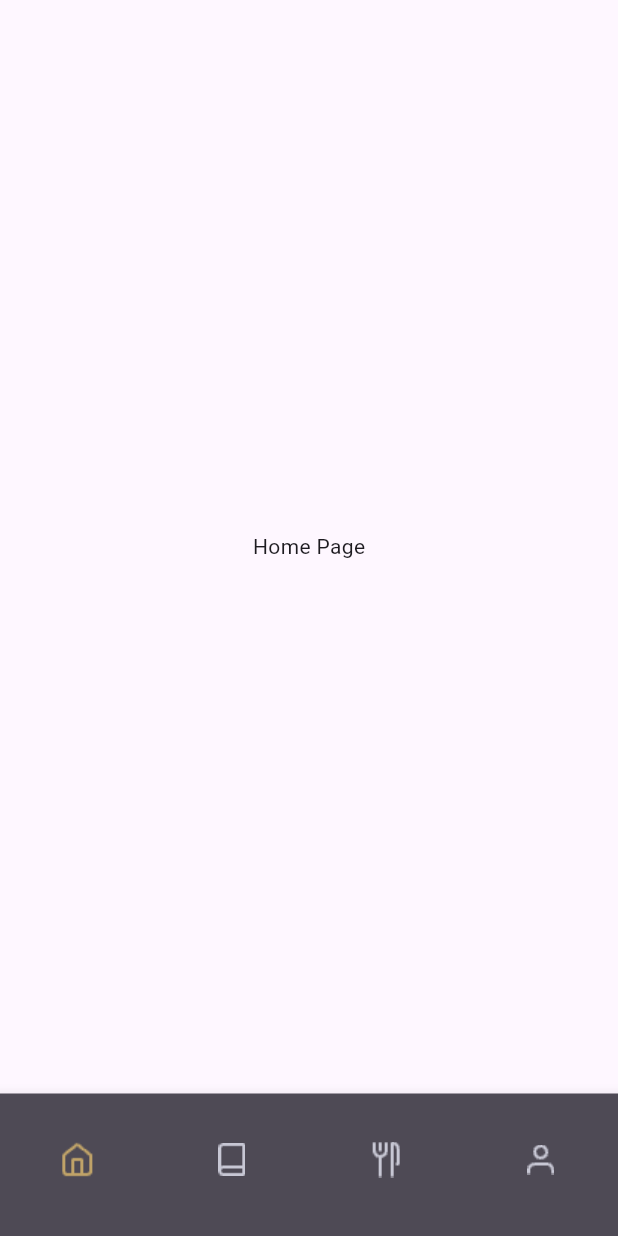
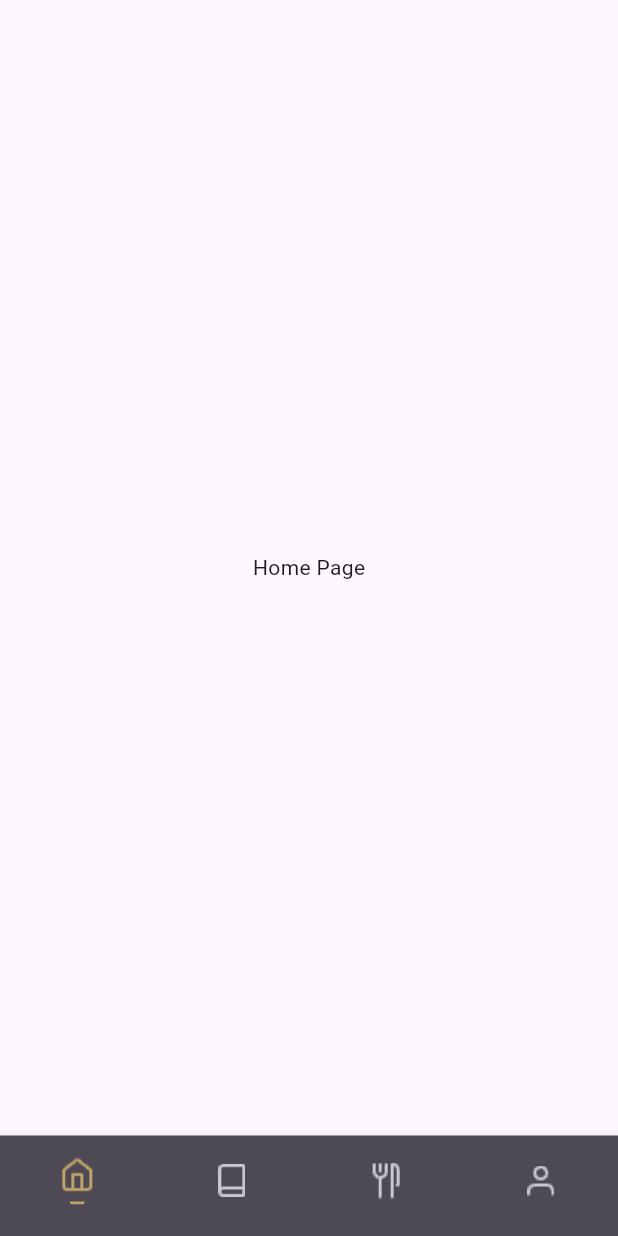
Before and after one commit to 1932707878/study_sheek_food_ios, a Flutter app: the screen it shows after launch, on a phone screen of 412 x 824 dp. Run offline on Flutter 3.47's test engine with Material 3 defaults, Android fonts, the phone set to English and light mode, and no system bars.

Commit message:
navigationbar developing

```diff
--- a/lib/app.dart
+++ b/lib/app.dart
@@ -9,6 +9,10 @@ class SheekApp extends StatelessWidget {
   Widget build(BuildContext context) {
     return MaterialApp(
       debugShowCheckedModeBanner: false,
+      theme: ThemeData(
+          primaryColor: Colors.greenAccent,
+          highlightColor: Color.fromRGBO(0, 0, 0, 0),
+          splashColor: Color.fromRGBO(0, 0, 0, 0)),
       navigatorKey: RouteUtils.navigatorKey,
       onGenerateRoute: Routes.generateRoute,
       initialRoute: RoutePath.tab,
--- a/lib/pages/tab_page.dart
+++ b/lib/pages/tab_page.dart
@@ -20,33 +20,111 @@ class _TabPageState extends State<TabPage> {
   final List<BottomNavigationBarItem> _items = [
     BottomNavigationBarItem(
       label: '',
-      icon: SizedBox(
-        height: 80,
-        child: Center(
-          child: Image.asset('assets/icons/tab/tab_home.png'),
+      icon: Image.asset(
+        'assets/icons/tab/tab_home.png',
+        width: 24,
+        height: 24,
       ),
+      // activeIcon: Image.asset('assets/icons/tab/tab_home_select.png'),
+      activeIcon: Column(
+        children: [
+          Image.asset(
+            'assets/icons/tab/tab_home_select.png',
+            width: 24,
+            height: 24,
           ),
-      activeIcon: Image.asset('assets/icons/tab/tab_home_select.png'),
+          ClipRRect(
+            borderRadius: BorderRadius.circular(2),
+            child: Container(
+              height: 2,
+              width: 10,
+              color: Color(0xffC0A368),
+              margin: EdgeInsets.only(top: 6),
+            ),
+          )
+        ],
+      ),
     ),
     BottomNavigationBarItem(
       label: '',
-      icon: SizedBox(
-        height: 60,
-        child: Center(
-          child: Image.asset('assets/icons/tab/tab_recipe.png'),
+      icon: Image.asset(
+        'assets/icons/tab/tab_recipe.png',
+        width: 24,
+        height: 24,
       ),
+      activeIcon: Column(
+        children: [
+          Image.asset(
+            'assets/icons/tab/tab_recipe_select.png',
+            width: 24,
+            height: 24,
           ),
-      activeIcon: Image.asset('assets/icons/tab/tab_recipe_select.png'),
+          ClipRRect(
+            borderRadius: BorderRadius.circular(2),
+            child: Container(
+              height: 2,
+              width: 10,
+              color: Color(0xffC0A368),
+              margin: EdgeInsets.only(top: 6),
+              // decoration: BoxDecoration(color: Color(0xffC0A368)),
+            ),
+          )
+        ],
+      ),
     ),
     BottomNavigationBarItem(
       label: '',
-      icon: Image.asset('assets/icons/tab/tab_restaurant.png'),
-      activeIcon: Image.asset('assets/icons/tab/tab_restaurant_select.png'),
+      icon: Image.asset(
+        'assets/icons/tab/tab_restaurant.png',
+        width: 24,
+        height: 24,
+      ),
+      activeIcon: Column(
+        children: [
+          Image.asset(
+            'assets/icons/tab/tab_restaurant_select.png',
+            width: 24,
+            height: 24,
+          ),
+          ClipRRect(
+            borderRadius: BorderRadius.circular(2),
+            child: Container(
+              height: 2,
+              width: 10,
+              color: Color(0xffC0A368),
+              margin: EdgeInsets.only(top: 6),
+              // decoration: BoxDecoration(color: Color(0xffC0A368)),
+            ),
+          )
+        ],
+      ),
     ),
     BottomNavigationBarItem(
       label: '',
-      icon: Image.asset('assets/icons/tab/tab_profile.png'),
-      activeIcon: Image.asset('assets/icons/tab/tab_profile_select.png'),
+      icon: Image.asset(
+        'assets/icons/tab/tab_profile.png',
+        width: 24,
+        height: 24,
+      ),
+      activeIcon: Column(
+        children: [
+          Image.asset(
+            'assets/icons/tab/tab_profile_select.png',
+            width: 24,
+            height: 24,
+          ),
+          ClipRRect(
+            borderRadius: BorderRadius.circular(2),
+            child: Container(
+              height: 2,
+              width: 10,
+              color: Color(0xffC0A368),
+              margin: EdgeInsets.only(top: 6),
+              // decoration: BoxDecoration(color: Color(0xffC0A368)),
+            ),
+          )
+        ],
+      ),
     )
   ];
 
@@ -65,6 +143,8 @@ class _TabPageState extends State<TabPage> {
           type: BottomNavigationBarType.fixed,
           showSelectedLabels: false,
           showUnselectedLabels: false,
+          selectedIconTheme: const IconThemeData(size: 20),
+          unselectedIconTheme: const IconThemeData(size: 20),
           currentIndex: _currentIndex,
           onTap: (int index) {
             setState(() {
@@ -72,7 +152,6 @@ class _TabPageState extends State<TabPage> {
             });
           },
           items: _items,
-      ),
-    );
+        ));
   }
 }
```
Also changed, not shown: pubspec.lock. Lines whose indentation alone changed are shown as unchanged.
